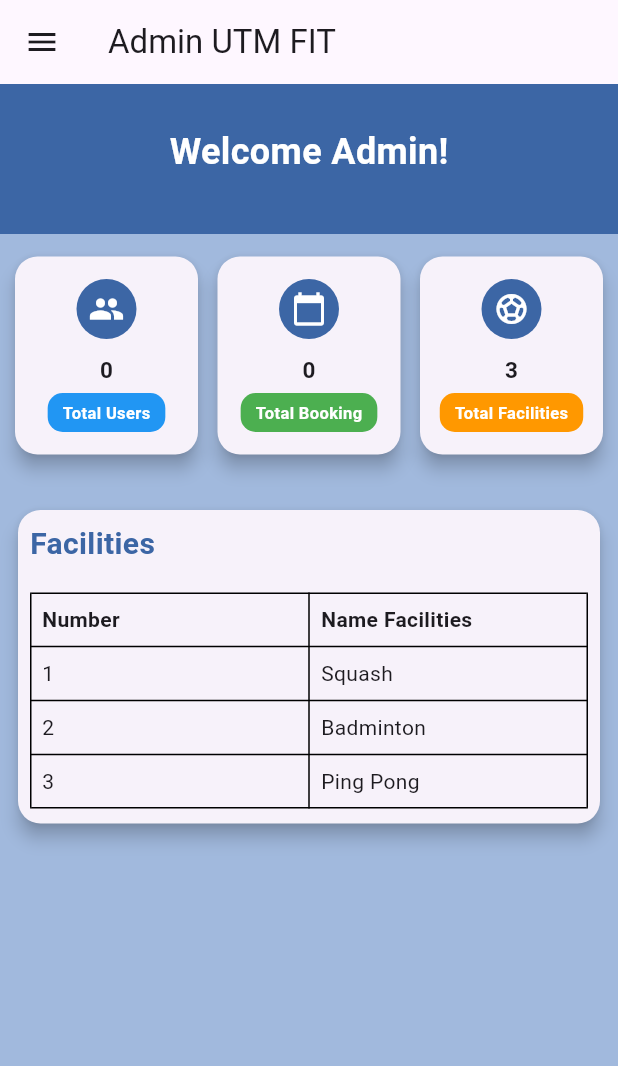
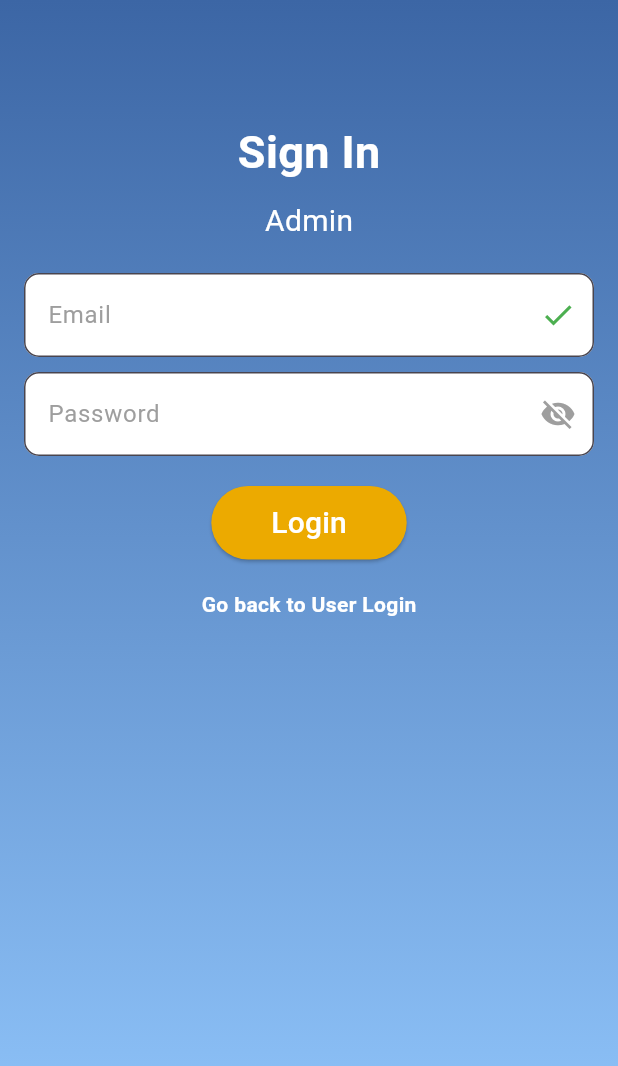
Before and after one commit to nuramirahathirahnazli/ByteBurst, a Flutter app: the screen it shows after launch, on a phone screen of 412 x 824 dp. Shown: the top 1066 px of the screen. Run offline on Flutter 3.47's test engine with Material 3 defaults, Android fonts, the phone set to English and light mode, and no system bars; our stand-ins replace cloud_firestore, firebase_auth, firebase_core, table_calendar; accounts and stored records are empty.

Commit message:
Create Log In Page for Admin

```diff
--- a/utmfit/lib/main.dart
+++ b/utmfit/lib/main.dart
@@ -2,6 +2,7 @@
 
 import 'package:firebase_core/firebase_core.dart';
 import 'package:flutter/material.dart';
+import 'package:utmfit/screens/admin/Auth/signin_admin.dart';
 import 'package:utmfit/screens/user/Auth/signin_user.dart';
 import 'package:utmfit/screens/user/dashboard_user.dart';
 import 'package:utmfit/screens/admin/dashboard_admin.dart';
@@ -29,7 +30,7 @@ class MyApp extends StatelessWidget {
   Widget build(BuildContext context) {
     return const MaterialApp(
       debugShowCheckedModeBanner: false,
-      home: DashboardAdmin()
+      home: AdminLoginPage()
     );
   }
 }
--- /dev/null
+++ b/utmfit/lib/screens/admin/Auth/signin_admin.dart
@@ -0,0 +1,179 @@
+// ignore_for_file: unused_local_variable
+
+import 'package:flutter/material.dart';
+import 'package:firebase_auth/firebase_auth.dart';
+import 'package:cloud_firestore/cloud_firestore.dart';
+import 'package:utmfit/screens/user/Auth/signin_user.dart';
+import 'package:utmfit/screens/user/dashboard_user.dart';
+import 'package:utmfit/screens/admin/dashboard_admin.dart';
+
+class AdminLoginPage extends StatelessWidget {
+  // Firebase Authentication instance
+  static final FirebaseAuth _auth = FirebaseAuth.instance;
+  static final FirebaseFirestore _firestore = FirebaseFirestore.instance;  // Firestore instance
+
+  const AdminLoginPage({Key? key}) : super(key: key);
+
+  Future<void> _signInWithEmailAndPassword(
+      BuildContext context, String email, String password) async {
+    try {
+      // Sign in user with email and password
+      UserCredential userCredential = await _auth.signInWithEmailAndPassword(email: email, password: password);
+
+      // Check if the signed-in user is an admin
+      DocumentSnapshot adminSnapshot = await _firestore.collection('admins').doc(email).get();
+      if (adminSnapshot.exists) {
+        // Navigate to admin dashboard
+        Navigator.pushReplacement(
+          context,
+          MaterialPageRoute(builder: (context) => DashboardAdmin()), // Use your admin dashboard screen
+        );
+      } else {
+        // Navigate to user dashboard
+        Navigator.pushReplacement(
+          context,
+          MaterialPageRoute(builder: (context) => dashboardUser()),
+        );
+      }
+    } catch (e) {
+      // Handle login errors
+      print("Error signing in: $e");
+      // Show error dialog or toast message to the user
+      ScaffoldMessenger.of(context).showSnackBar(
+        SnackBar(
+          content: Text("Failed to sign in. Please check your credentials."),
+        ),
+      );
+    }
+  }
+
+  @override
+  Widget build(BuildContext context) {
+    TextEditingController emailController = TextEditingController();
+    TextEditingController passwordController = TextEditingController();
+
+    return Scaffold(
+      body: SafeArea(
+        child: Stack(
+          children: [
+            Container(
+              decoration: BoxDecoration(
+                gradient: LinearGradient(
+                  begin: Alignment.topCenter,
+                  end: Alignment.bottomCenter,
+                  colors: [
+                    Color(0xFF3C66A5), // 0% stop
+                    Color(0xFF91C6FC), // 95% stop
+                  ],
+                  stops: [0.0, 0.95], // Stop positions
+                ),
+              ),
+            ),
+            SingleChildScrollView(
+              child: Padding(
+                padding: const EdgeInsets.symmetric(horizontal: 16.0),
+                child: Column(
+                  mainAxisAlignment: MainAxisAlignment.center,
+                  children: [
+                    SizedBox(height: 80), // Add some space from the top
+                    Text(
+                      'Sign In',
+                      style: TextStyle(
+                        fontSize: 30,
+                        fontWeight: FontWeight.bold,
+                        color: Colors.white,
+                      ),
+                    ),
+                    SizedBox(height: 10),
+                    Text(
+                      'Admin',
+                      style: TextStyle(
+                        fontSize: 20,
+                        color: Colors.white,
+                      ),
+                    ),
+                    SizedBox(height: 20),
+                    TextField(
+                      controller: emailController,
+                      decoration: InputDecoration(
+                        filled: true,
+                        fillColor: Colors.white,
+                        border: OutlineInputBorder(
+                          borderRadius: BorderRadius.circular(10),
+                        ),
+                        labelText: 'Email',
+                        labelStyle: TextStyle(
+                          color: Colors.grey,
+                        ),
+                        suffixIcon: Icon(
+                          Icons.check,
+                          color: Colors.green,
+                        ),
+                      ),
+                    ),
+                    SizedBox(height: 10),
+                    TextField(
+                      controller: passwordController,
+                      obscureText: true,
+                      decoration: InputDecoration(
+                        filled: true,
+                        fillColor: Colors.white,
+                        border: OutlineInputBorder(
+                          borderRadius: BorderRadius.circular(10),
+                        ),
+                        labelText: 'Password',
+                        labelStyle: TextStyle(
+                          color: Colors.grey,
+                        ),
+                        suffixIcon: Icon(
+                          Icons.visibility_off,
+                          color: Colors.grey,
+                        ),
+                      ),
+                    ),
+                    SizedBox(height: 20),
+                    ElevatedButton(
+                      onPressed: () {
+                        _signInWithEmailAndPassword(context, emailController.text, passwordController.text);
+                      },
+                      style: ElevatedButton.styleFrom(
+                        padding: EdgeInsets.symmetric(horizontal: 40, vertical: 10), backgroundColor: Color(0xFFECAA00),
+                        shape: RoundedRectangleBorder(
+                          borderRadius: BorderRadius.circular(30),
+                        ),
+                      ),
+                      child: Text(
+                        'Login',
+                        style: TextStyle(
+                          fontSize: 20,
+                          color: Colors.white,
+                        ),
+                      ),
+                    ),
+                    SizedBox(height: 20),
+                    GestureDetector(
+                      onTap: () {
+                        Navigator.push(
+                          context,
+                          MaterialPageRoute(builder: (context) => loginScreen()), // Navigate back to the user login screen
+                        );
+                      },
+                      child: Text(
+                        'Go back to User Login',
+                        style: TextStyle(
+                          color: Colors.white,
+                          fontWeight: FontWeight.bold,
+                        ),
+                      ),
+                    ),
+                    SizedBox(height: 20),
+                  ],
+                ),
+              ),
+            ),
+          ],
+        ),
+      ),
+    );
+  }
+}
```
